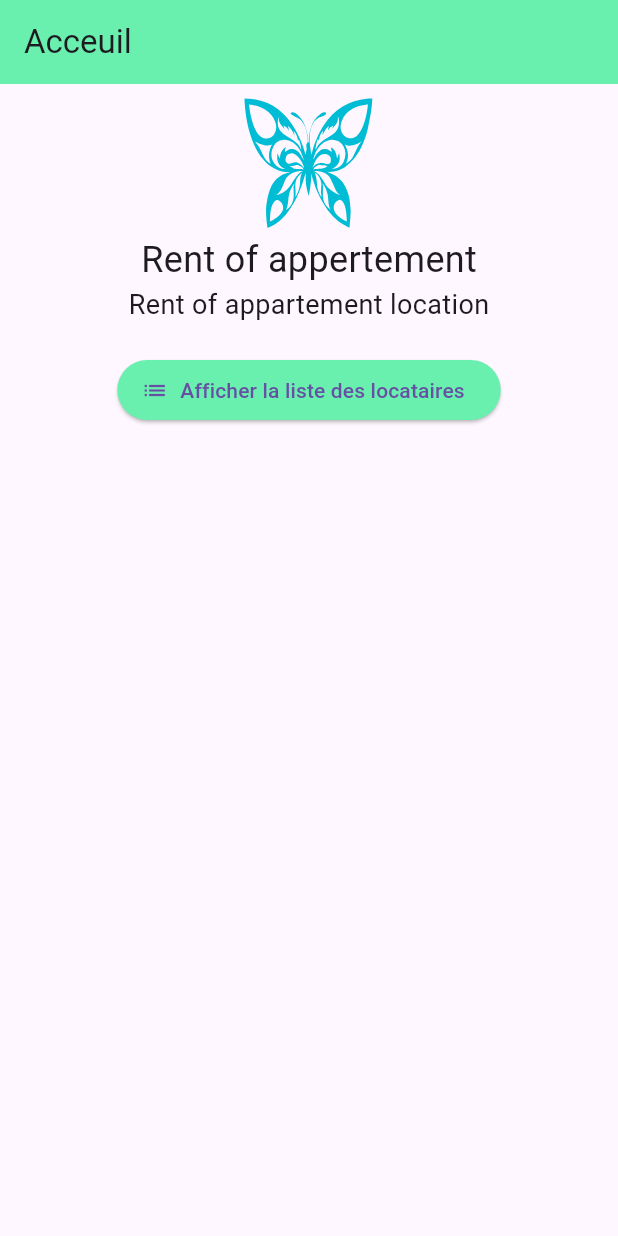
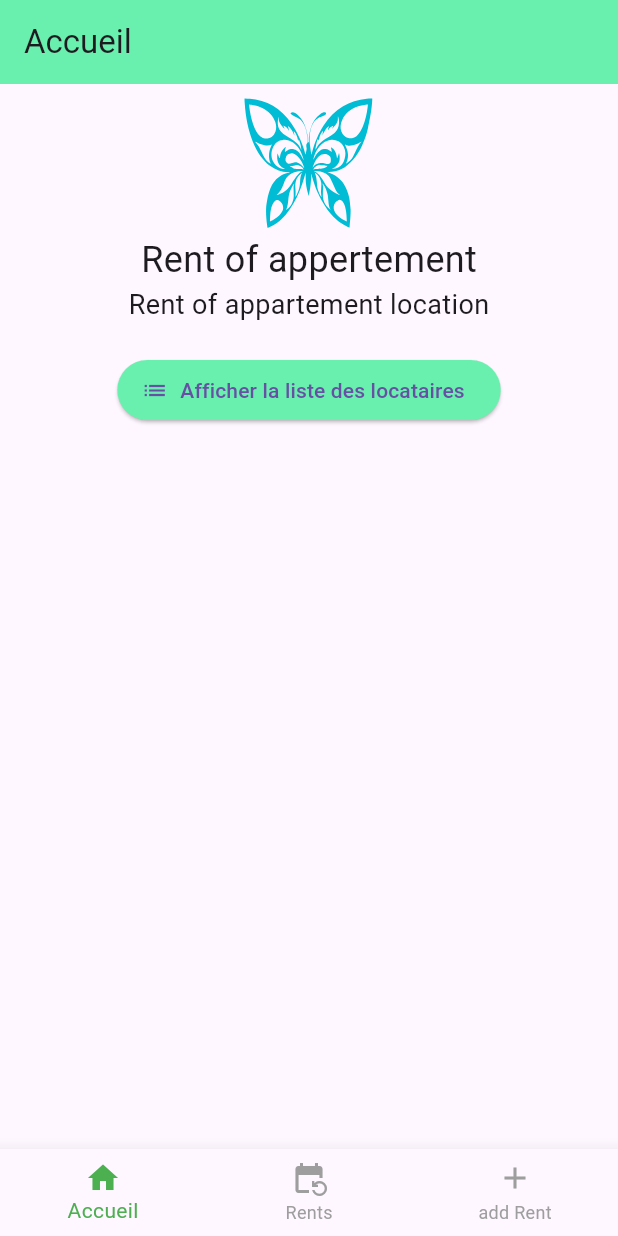
Before and after one commit to koneAbouD/rent, a Flutter app: the screen it shows after launch, on a phone screen of 412 x 824 dp. Run offline on Flutter 3.47's test engine with Material 3 defaults, Android fonts, the light colour scheme and no system bars; our stand-ins replace flutter_svg; missing offline and left inert: dart:js_interop.

Commit message:
wip 26-05-2024

```diff
--- a/lib/main.dart
+++ b/lib/main.dart
@@ -1,4 +1,6 @@
 import 'package:flutter/material.dart';
+import 'package:rent/page/add_tenant_page.dart';
+import 'package:rent/page/tenant_page.dart';
 
 import 'page/home_page.dart';
 
@@ -6,13 +8,52 @@ void main() {
   runApp(const MyApp());
 }
 
-class MyApp extends StatelessWidget {
+class MyApp extends StatefulWidget {
   const MyApp({super.key});
 
   @override
+  State<MyApp> createState() => _MyAppState();
+}
+
+class _MyAppState extends State<MyApp> {
+  int _currentIndex = 0;
+
+  setCurrentIndex(int index) {
+    setState(() {
+      _currentIndex = index;
+    });
+  }
+
+  @override
   Widget build(BuildContext context) {
-    return const MaterialApp(
-      home: HomePage(),
+    return MaterialApp(
+      debugShowCheckedModeBanner: false,
+      home: Scaffold(
+        appBar: AppBar(
+            title: [
+              const Text("Accueil"),
+              const Text("Liste des locataires"),
+              const Text("Add locataire")
+            ][_currentIndex],
+            backgroundColor: Colors.greenAccent),
+        body: [
+          const HomePage(),
+          const TenantPage(),
+          const AddTenantPage()
+        ][_currentIndex],
+        bottomNavigationBar: BottomNavigationBar(
+            items: const [
+              BottomNavigationBarItem(icon: Icon(Icons.home), label: "Accueil"),
+              BottomNavigationBarItem(
+                  icon: Icon(Icons.event_repeat), label: "Rents"),
+              BottomNavigationBarItem(icon: Icon(Icons.add), label: "add Rent")
+            ],
+            selectedItemColor: Colors.green,
+            unselectedItemColor: Colors.grey,
+            elevation: 10,
+            currentIndex: _currentIndex,
+            onTap: (index) => setCurrentIndex(index)),
+      ),
     );
   }
 }
--- a/lib/page/home_page.dart
+++ b/lib/page/home_page.dart
@@ -9,12 +9,7 @@ class HomePage extends StatelessWidget {
 
   @override
   Widget build(BuildContext context) {
-    return Scaffold(
-        appBar: AppBar(
-            title: const Text("Acceuil"),
-            backgroundColor: Colors.greenAccent
-        ),
-        body: Center(
+    return Center(
       child: Column(
         children: [
           SvgPicture.asset(
@@ -53,6 +48,6 @@ class HomePage extends StatelessWidget {
 
         ],
       ),
-        ));
+    );
   }
 }
```
Also changed, not shown: lib/page/add_tenant_page.dart (added, +66 -0 lines), lib/page/tenant_page.dart (+1 -8 lines). Lines whose indentation alone changed are shown as unchanged.
